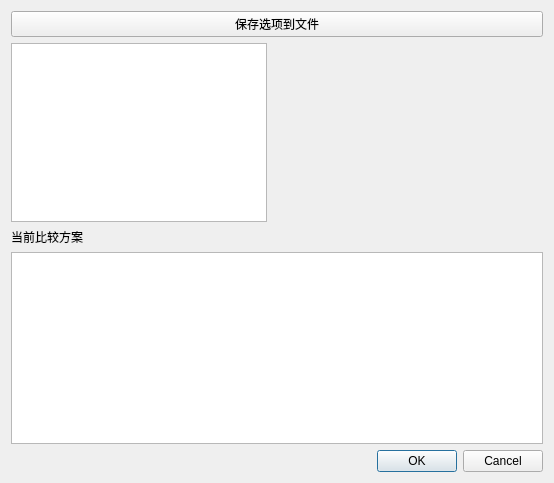
Above: ui/SelDispCombo.ui from zpzjzj/renkou before the change. Below: the same form after it.
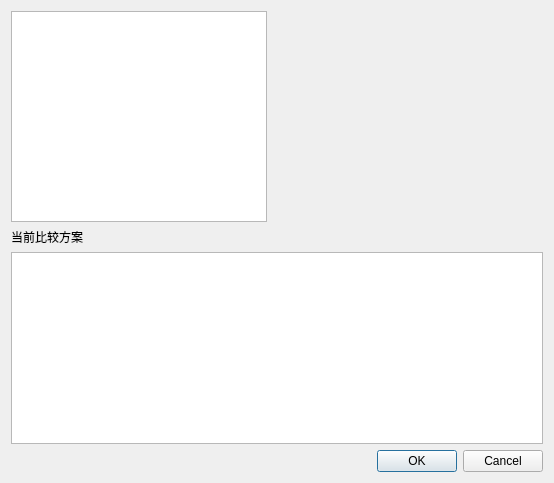
That is the form after the change.

```diff
--- a/ui/SelDispCombo.ui
+++ b/ui/SelDispCombo.ui
@@ -20,13 +20,6 @@
    <string>Dialog</string>
   </property>
   <layout class="QVBoxLayout" name="verticalLayout_2">
-   <item>
-    <widget class="QPushButton" name="mSaveToFileBtn">
-     <property name="text">
-      <string>保存选项到文件</string>
-     </property>
-    </widget>
-   </item>
    <item>
     <layout class="QVBoxLayout" name="verticalLayout">
      <item>
```
